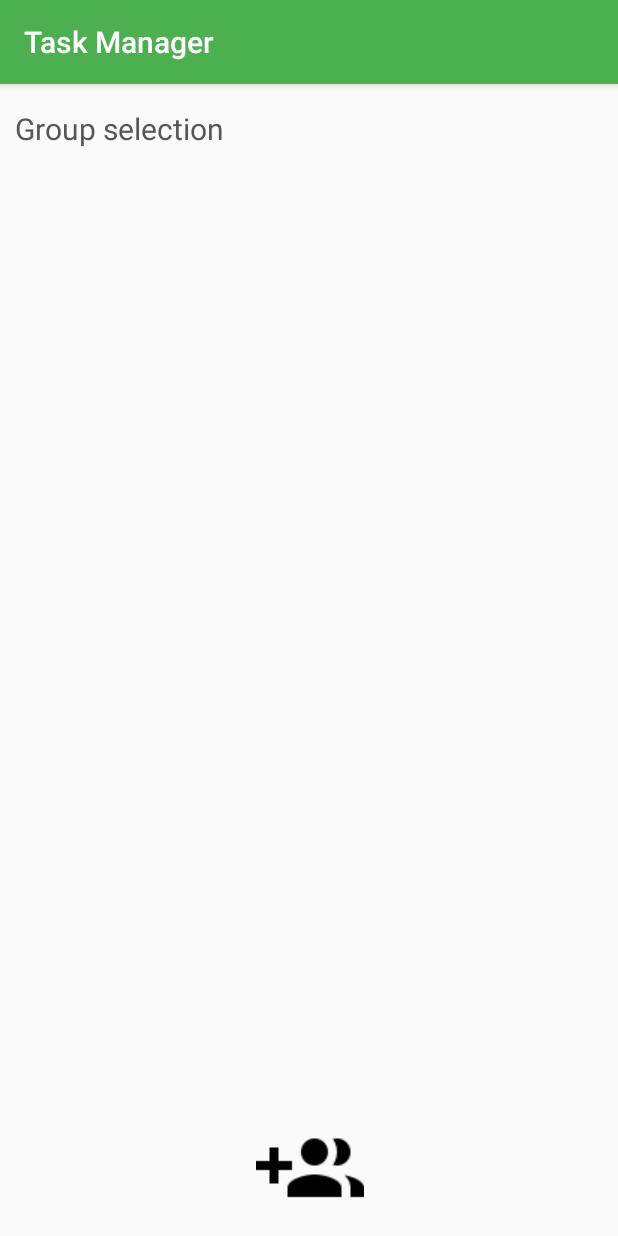
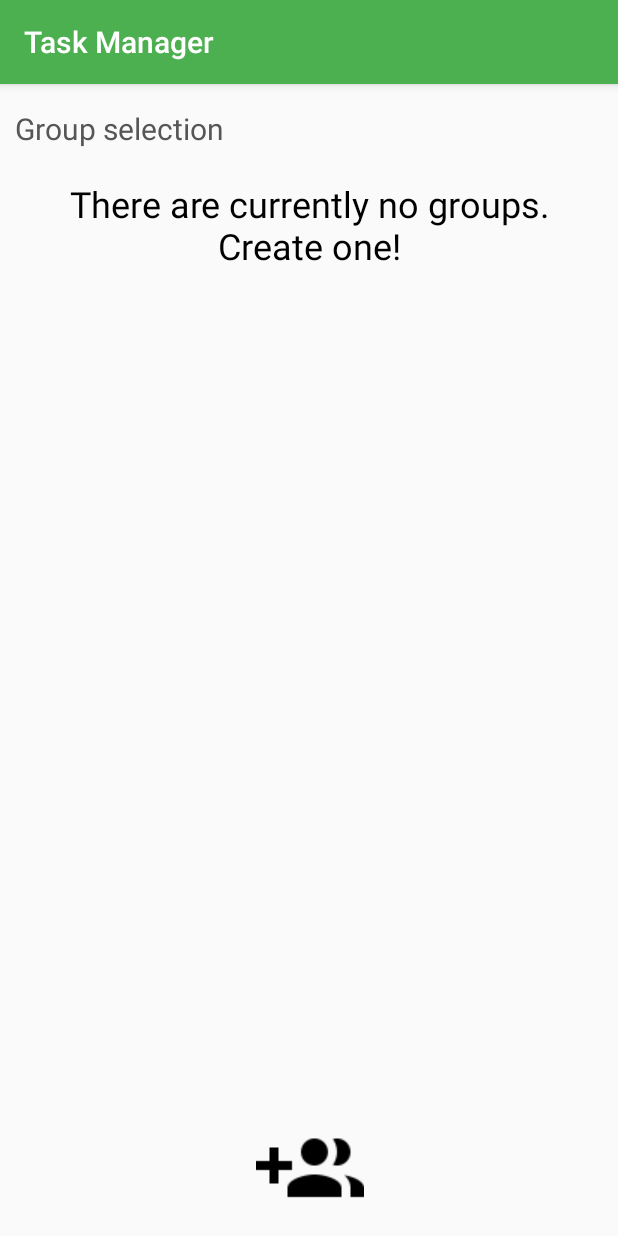
Before and after one commit to myoutspace/Project, an Android app: the GroupSelection screen opened directly, with no data from a screen before it, on a phone screen of 412 x 824 dp. Run offline under Robolectric (Android 15) with nearby library versions, the phone set to English and light mode, and no system bars.

Commit message:
Group selection list

```diff
--- a/TaskManager/app/src/main/java/main/taskmanager/Display/CreateGroup.java
+++ b/TaskManager/app/src/main/java/main/taskmanager/Display/CreateGroup.java
@@ -49,7 +49,7 @@ public class CreateGroup extends AppCompatActivity {
         dataBundle.putString("groupName", group.getText().toString().toLowerCase());
         intent.putExtras(dataBundle);
 
-        if (groups.contains(groupName.toLowerCase())) {
+        if (groups.contains(SimpleAction.capitalizeString(groupName))) {
             AlertDialog.Builder dlgAlert  = new AlertDialog.Builder(this);
             dlgAlert.setMessage("The group already exists, try another name.");
             dlgAlert.setTitle("Sorry");
--- a/TaskManager/app/src/main/java/main/taskmanager/Display/GroupSelection.java
+++ b/TaskManager/app/src/main/java/main/taskmanager/Display/GroupSelection.java
@@ -1,55 +1,82 @@
 // for dropdown on longpress : https://www.mikeplate.com/2010/01/21/show-a-context-menu-for-long-clicks-in-an-android-listview/
 
 package main.taskmanager.Display;
-
-import android.app.AlertDialog;
-import android.app.Dialog;
-import android.content.DialogInterface;
-import android.content.Intent;
-import android.support.v7.app.AppCompatActivity;
+import android.content.*;
+import android.support.v7.app.*;
 import android.os.Bundle;
-import android.view.LayoutInflater;
-import android.view.Menu;
-import android.view.MenuItem;
 import android.view.View;
-import android.widget.EditText;
-import android.widget.ListView;
-import android.widget.TextView;
-
+import android.widget.*;
 import java.util.ArrayList;
-
 import main.taskmanager.R;
-import main.taskmanager.javaActions.DatabaseHelper;
-import main.taskmanager.javaActions.Group;
-import main.taskmanager.javaActions.GroupSelectionAdapter;
+import main.taskmanager.javaActions.*;
 
 public class GroupSelection extends AppCompatActivity {
 
     DatabaseHelper databaseHelper;
     ListView groupListDisplay;
     ArrayList<String> groupList;
-    GroupSelectionAdapter groupListAdapter;
 
     @Override
     protected void onCreate(Bundle savedInstanceState) {
         super.onCreate(savedInstanceState);
         setContentView(R.layout.activity_group_selection);
         databaseHelper = DatabaseHelper.getInstance(getApplicationContext());
+        final AlertDialog deleteDialog = new AlertDialog.Builder(this).create();
+        groupListDisplay = (ListView) findViewById(R.id.groupList);
+        groupList = databaseHelper.getAllGroups();
 
-        groupListDisplay = (ListView) findViewById(R.id.groupList);
+        if (groupList.isEmpty()) {
+            TextView noGroup = (TextView) findViewById(R.id.txtViewNoGroup);
+            groupListDisplay.setVisibility(View.GONE);
+            noGroup.setText("There are currently no groups. Create one!");
+            noGroup.setVisibility(View.VISIBLE);
+        }
 
-        groupList = databaseHelper.getAllGroups();
-        groupListAdapter = new GroupSelectionAdapter(this,groupList,databaseHelper);
-        groupListDisplay.setAdapter(groupListAdapter);
+        ArrayAdapter arrayAdapter = new ArrayAdapter(this,android.R.layout.simple_list_item_1, groupList);
+        groupListDisplay.setAdapter(arrayAdapter);
+        groupListDisplay.setOnItemLongClickListener(new AdapterView.OnItemLongClickListener() {
+            @Override
+            public boolean onItemLongClick(AdapterView<?> parent, View view, int position, long
+                    id) {
+                final Group group = new Group((groupList.get(position)).toLowerCase());
+                deleteDialog.setTitle("Are you sure you want to delete " + SimpleAction.capitalizeString(group.getGroupName() +
+                        "?"));
+                deleteDialog.setButton(deleteDialog.BUTTON_POSITIVE, "Yes", new DialogInterface
+                        .OnClickListener() {
+                    @Override
+                    public void onClick(DialogInterface dialog, int which) {
+                        databaseHelper.deleteGroup(group);
+                        Intent reloadPage = new Intent(getApplicationContext(), GroupSelection.class);
+                        startActivity(reloadPage);
+                    }
+                });
+                deleteDialog.setButton(deleteDialog.BUTTON_NEGATIVE, "No", new DialogInterface
+                        .OnClickListener() {
+                    @Override
+                    public void onClick(DialogInterface dialog, int which) {
+                        deleteDialog.dismiss();
+                    }
+                });
+                deleteDialog.show();
+                return true;
+            }
+        });
 
+        groupListDisplay.setOnItemClickListener(new AdapterView.OnItemClickListener() {
+            @Override
+            public void onItemClick(AdapterView<?> parent, View view, int position, long id) {
+                String group = groupList.get(position);
+                databaseHelper.setActiveGroup(group.toLowerCase());
+                Intent intent = new Intent(getApplicationContext(), HomePage.class);
+                startActivity(intent);
+            }
+        });
     }
 
     @Override
     public void onBackPressed(){
 
     }
-
-
 
     public void onAddGroup (View v){
         Intent addGroup = new Intent(this,CreateGroup.class);
--- a/TaskManager/app/src/main/java/main/taskmanager/javaActions/DatabaseHelper.java
+++ b/TaskManager/app/src/main/java/main/taskmanager/javaActions/DatabaseHelper.java
@@ -179,7 +179,7 @@ public class DatabaseHelper extends SQLiteOpenHelper {
 
         while (cursor.isAfterLast() == false) {
             String groupName = (cursor.getString(cursor.getColumnIndex(KEY_NAME)));
-            array_list.add(groupName);
+            array_list.add(SimpleAction.capitalizeString(groupName));
             cursor.moveToNext();
         }
 
--- a/TaskManager/app/src/main/res/layout/activity_group_selection.xml
+++ b/TaskManager/app/src/main/res/layout/activity_group_selection.xml
@@ -30,7 +30,27 @@
             app:layout_constraintHorizontal_bias="0.074"
             app:layout_constraintStart_toStartOf="parent"
             app:layout_constraintTop_toTopOf="parent" />
+
     </LinearLayout>
+
+    <TextView
+        android:id="@+id/txtViewNoGroup"
+        android:layout_width="match_parent"
+        android:layout_height="wrap_content"
+        android:layout_weight="1"
+        android:background="@android:color/transparent"
+        android:fontFamily="sans-serif"
+        android:padding="10sp"
+        android:paddingBottom="10sp"
+        android:text="NO GROUP"
+        android:textAlignment="center"
+        android:textAllCaps="false"
+        android:textColor="@android:color/black"
+        android:textSize="24sp"
+        android:textStyle="normal"
+        android:visibility="gone"
+        app:layout_constraintTop_toBottomOf="@+id/layout_horizental"
+        tools:layout_editor_absoluteX="76dp" />
 
     <ListView
         android:id="@+id/groupList"
@@ -38,10 +58,11 @@
         android:layout_height="0dp"
         android:layout_marginBottom="70dp"
         android:layout_marginTop="10dp"
+        android:paddingBottom="10sp"
         android:paddingTop="10sp"
         app:layout_constraintBottom_toBottomOf="parent"
-        app:layout_constraintTop_toBottomOf="@+id/layout_horizental"
-        tools:layout_editor_absoluteX="0dp"/>
+        app:layout_constraintTop_toBottomOf="@+id/txtViewNoGroup"
+        tools:layout_editor_absoluteX="0dp"></ListView>
 
     <ImageButton
         android:id="@+id/addNewGroup"
```
Also changed, not shown: TaskManager/app/src/main/java/main/taskmanager/Display/MainActivity.java (+0 -10 lines), TaskManager/app/src/main/java/main/taskmanager/javaActions/GroupSelectionAdapter.java (deleted, +0 -108 lines).
